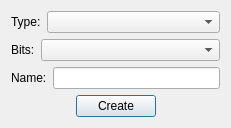
This is woterm/qwoidentifycreatedialog.ui in aoyiduo/woterm as Qt 5 draws it before an edit. The edited form follows.
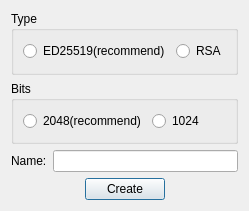
This is the edited form.

```diff
--- a/woterm/qwoidentifycreatedialog.ui
+++ b/woterm/qwoidentifycreatedialog.ui
@@ -6,8 +6,8 @@
    <rect>
     <x>0</x>
     <y>0</y>
-    <width>231</width>
-    <height>127</height>
+    <width>234</width>
+    <height>211</height>
    </rect>
   </property>
   <property name="windowTitle">
@@ -15,46 +15,50 @@
   </property>
   <layout class="QVBoxLayout" name="verticalLayout">
    <item>
+    <widget class="QGroupBox" name="boxType">
+     <property name="title">
+      <string>Type</string>
+     </property>
+     <layout class="QHBoxLayout" name="horizontalLayout_5">
+      <item>
+       <widget class="QRadioButton" name="typED25519">
+        <property name="text">
+         <string>ED25519(recommend)</string>
+        </property>
+       </widget>
+      </item>
+      <item>
+       <widget class="QRadioButton" name="typRsa">
+        <property name="text">
+         <string>RSA</string>
+        </property>
+       </widget>
+      </item>
+     </layout>
+    </widget>
+   </item>
+   <item>
+    <widget class="QGroupBox" name="boxBits">
+     <property name="title">
+      <string>Bits</string>
+     </property>
     <layout class="QHBoxLayout" name="horizontalLayout">
      <item>
-      <widget class="QLabel" name="label_3">
+       <widget class="QRadioButton" name="bit2048">
        <property name="text">
-        <string>Type:</string>
+         <string>2048(recommend)</string>
        </property>
       </widget>
      </item>
      <item>
-      <widget class="QComboBox" name="type">
-       <property name="sizePolicy">
-        <sizepolicy hsizetype="MinimumExpanding" vsizetype="Fixed">
-         <horstretch>0</horstretch>
-         <verstretch>0</verstretch>
-        </sizepolicy>
-       </property>
-      </widget>
-     </item>
-    </layout>
-   </item>
-   <item>
-    <layout class="QHBoxLayout" name="horizontalLayout_3">
-     <item>
-      <widget class="QLabel" name="label">
+       <widget class="QRadioButton" name="bit1024">
        <property name="text">
-        <string>Bits:</string>
+         <string>1024</string>
        </property>
       </widget>
      </item>
-     <item>
-      <widget class="QComboBox" name="bits">
-       <property name="sizePolicy">
-        <sizepolicy hsizetype="MinimumExpanding" vsizetype="Fixed">
-         <horstretch>0</horstretch>
-         <verstretch>0</verstretch>
-        </sizepolicy>
-       </property>
-      </widget>
-     </item>
-    </layout>
+     </layout>
+    </widget>
    </item>
    <item>
     <layout class="QHBoxLayout" name="horizontalLayout_4">
```
Lines whose indentation alone changed are shown as unchanged.
